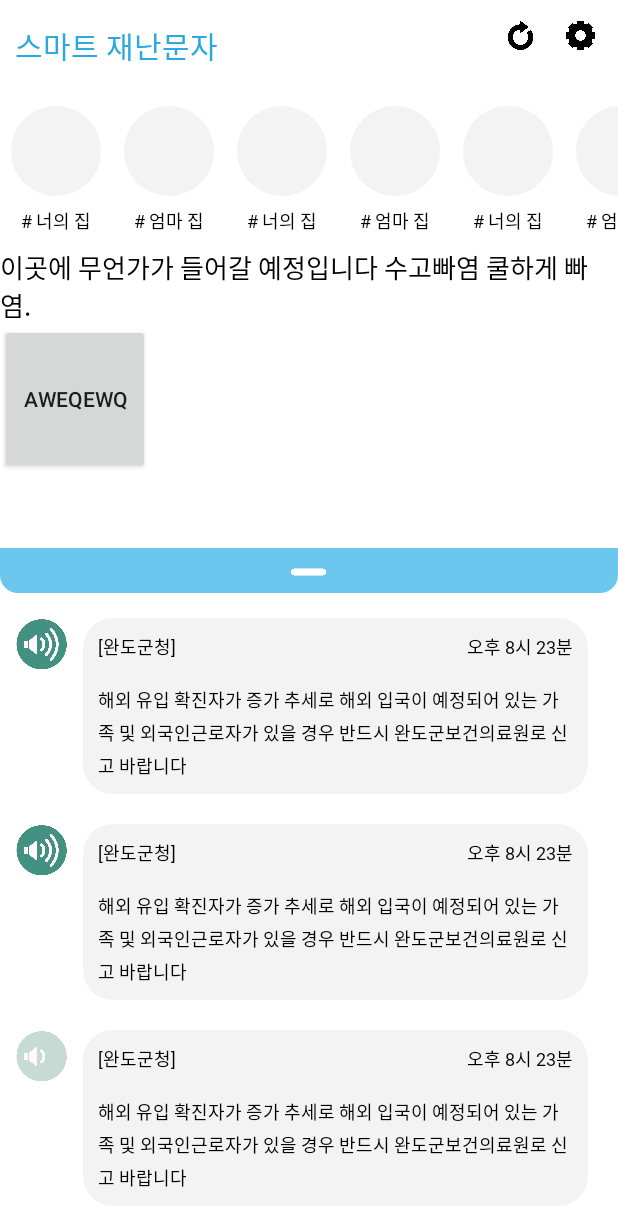
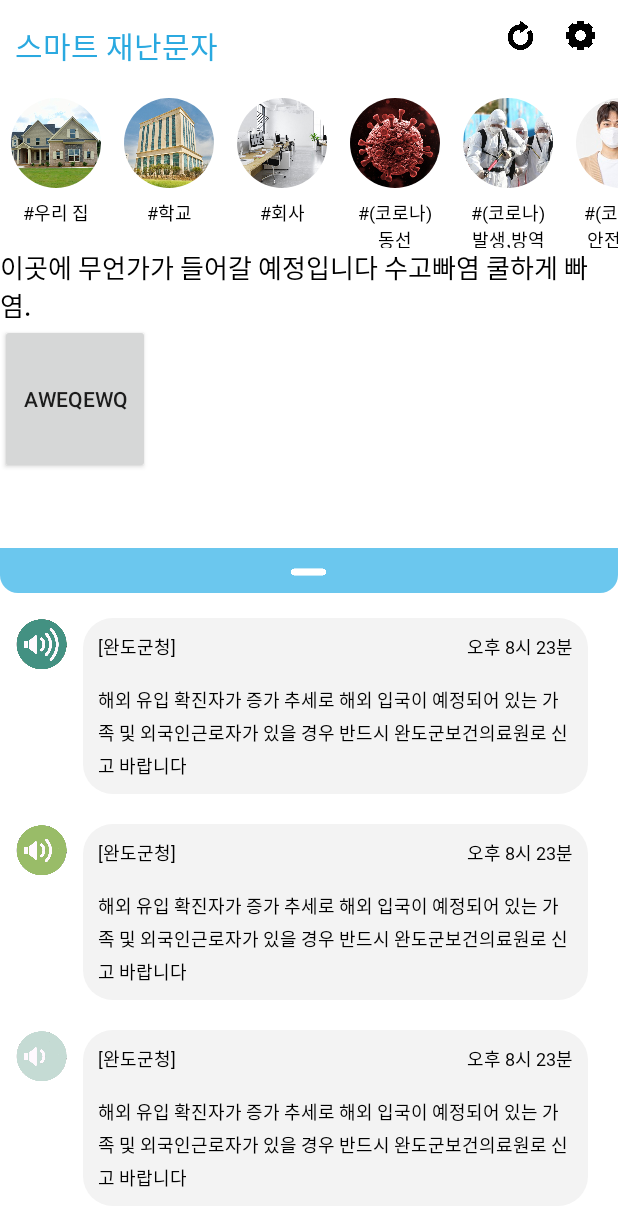
Before and after one commit to moeun2/Smart-Emergency-Info-Message, an Android app: the MainActivity screen opened directly, with no data from a screen before it, on a phone screen of 412 x 824 dp. Shown: the top 1226 px of the screen. Run offline under Robolectric (Android 15) with nearby library versions, the phone set to English and light mode, and no system bars; our stand-ins replace CircleImageView; plain views replace SlidingUpPanelLayout.

Commit message:
[add] hashtag item 추가

```diff
--- a/2ndProj/app/build.gradle
+++ b/2ndProj/app/build.gradle
@@ -46,4 +46,7 @@ dependencies {
     //slidinguppannel
     implementation 'com.sothree.slidinguppanel:library:3.4.0'
 
+    //circle image view
+    implementation 'de.hdodenhof:circleimageview:3.1.0'
+
 }
--- a/2ndProj/app/src/main/java/com/passta/a2ndproj/MainActivity.java
+++ b/2ndProj/app/src/main/java/com/passta/a2ndproj/MainActivity.java
@@ -49,6 +49,7 @@ public class MainActivity extends AppCompatActivity {
         msgRecyclerView.setAdapter(oneDayMsgRecyclerViewAdapter);
 
     }
+
     private void setStatusBar() {
         View view = getWindow().getDecorView();
         view.setSystemUiVisibility(View.SYSTEM_UI_FLAG_LIGHT_STATUS_BAR);
@@ -61,10 +62,15 @@ public class MainActivity extends AppCompatActivity {
 
         // 해시태크 원 가데이터
         hashtagDataList = new ArrayList<>();
-        for (int i = 0; i < 5; i++) {
-            hashtagDataList.add(new Hashtag_VO("너의 집"));
-            hashtagDataList.add(new Hashtag_VO("엄마 집"));
-        }
+
+        hashtagDataList.add(new Hashtag_VO("우리 집",R.drawable.home));
+        hashtagDataList.add(new Hashtag_VO("학교",R.drawable.school));
+        hashtagDataList.add(new Hashtag_VO("회사",R.drawable.company));
+        hashtagDataList.add(new Hashtag_VO("(코로나)\n동선",R.drawable.coronavirus));
+        hashtagDataList.add(new Hashtag_VO("(코로나)\n발생,방역",R.drawable.prevention));
+        hashtagDataList.add(new Hashtag_VO("(코로나)\n안전수칙",R.drawable.mask_man));
+        hashtagDataList.add(new Hashtag_VO("경제,금융",R.drawable.economy));
+        hashtagDataList.add(new Hashtag_VO("재난,날씨",R.drawable.disaster));
 
         oneDayMsgDataList = new ArrayList<>();
 
@@ -72,17 +78,13 @@ public class MainActivity extends AppCompatActivity {
             msgDataList = new ArrayList<>();
             for (int i = 0; i < 3; i++) {
 
-                if (i == 0){
+                if (i == 0) {
                     msgDataList.add(new Msg_VO("오후 8시 23분", "해외 유입 확진자가 증가 추세로 해외 입국이 예정되어 있는 가족 및" +
                             " 외국인근로자가 있을 경우 반드시 완도군보건의료원로 신고 바랍니다", "[완도군청]", R.drawable.level1));
-                }
-
-                else if(i==1){
+                } else if (i == 1) {
                     msgDataList.add(new Msg_VO("오후 8시 23분", "해외 유입 확진자가 증가 추세로 해외 입국이 예정되어 있는 가족 및" +
-                            " 외국인근로자가 있을 경우 반드시 완도군보건의료원로 신고 바랍니다", "[완도군청]", R.drawable.level3));
-                }
-
-                else{
+                            " 외국인근로자가 있을 경우 반드시 완도군보건의료원로 신고 바랍니다", "[완도군청]", R.drawable.level2));
+                } else {
                     msgDataList.add(new Msg_VO("오후 8시 23분", "해외 유입 확진자가 증가 추세로 해외 입국이 예정되어 있는 가족 및" +
                             " 외국인근로자가 있을 경우 반드시 완도군보건의료원로 신고 바랍니다", "[완도군청]", R.drawable.level3));
                 }
--- a/2ndProj/app/src/main/java/com/passta/a2ndproj/main/HashtagRecyclerViewAdapter.java
+++ b/2ndProj/app/src/main/java/com/passta/a2ndproj/main/HashtagRecyclerViewAdapter.java
@@ -1,9 +1,11 @@
 package com.passta.a2ndproj.main;
 
 import android.content.Context;
+import android.provider.ContactsContract;
 import android.view.LayoutInflater;
 import android.view.View;
 import android.view.ViewGroup;
+import android.widget.ImageView;
 import android.widget.TextView;
 import com.passta.a2ndproj.R;
 import androidx.annotation.NonNull;
@@ -36,7 +38,8 @@ public class HashtagRecyclerViewAdapter extends RecyclerView.Adapter<HashtagRecy
 
     @Override
     public void onBindViewHolder(@NonNull HasgtagCircleViewHolder viewHolder, int position) {
-        viewHolder.name.setText("# " + arrayList.get(position).getHashtagText() );
+        viewHolder.name.setText("#" + arrayList.get(position).getHashtagText() );
+        viewHolder.circleImageView.setImageResource(arrayList.get(position).getCircleImageViewId());
     }
 
     @Override
@@ -47,10 +50,12 @@ public class HashtagRecyclerViewAdapter extends RecyclerView.Adapter<HashtagRecy
     public static class HasgtagCircleViewHolder extends RecyclerView.ViewHolder {
 
         protected TextView name;
+        protected ImageView circleImageView;
 
         public HasgtagCircleViewHolder(@NonNull View itemView) {
             super(itemView);
             this.name = (TextView) itemView.findViewById(R.id.name_item_hashtag_list);
+            this.circleImageView = (ImageView) itemView.findViewById(R.id.circle_item_hashtag_list);
         }
     }
 }
--- a/2ndProj/app/src/main/java/com/passta/a2ndproj/main/Hashtag_VO.java
+++ b/2ndProj/app/src/main/java/com/passta/a2ndproj/main/Hashtag_VO.java
@@ -2,9 +2,11 @@ package com.passta.a2ndproj.main;
 
 public class Hashtag_VO {
     private String hashtagText;
+    private int circleImageViewId;
 
-    public Hashtag_VO(String hashtagText) {
+    public Hashtag_VO(String hashtagText, int circleImageViewId) {
         this.hashtagText = hashtagText;
+        this.circleImageViewId = circleImageViewId;
     }
 
     public String getHashtagText() {
@@ -14,4 +16,12 @@ public class Hashtag_VO {
     public void setHashtagText(String hashtagText) {
         this.hashtagText = hashtagText;
     }
+
+    public int getCircleImageViewId() {
+        return circleImageViewId;
+    }
+
+    public void setCircleImageViewId(int circleImageViewId) {
+        this.circleImageViewId = circleImageViewId;
+    }
 }
--- a/2ndProj/app/src/main/res/layout/item_hashtag_circle_list.xml
+++ b/2ndProj/app/src/main/res/layout/item_hashtag_circle_list.xml
@@ -1,35 +1,33 @@
 <?xml version="1.0" encoding="utf-8"?>
-<LinearLayout
-    xmlns:android="http://schemas.android.com/apk/res/android"
+<LinearLayout xmlns:android="http://schemas.android.com/apk/res/android"
     android:layout_width="75dp"
-    android:layout_height="90dp"
+    android:layout_height="wrap_content"
     android:background="@color/white"
     android:orientation="vertical">
 
-    <LinearLayout
+    <de.hdodenhof.circleimageview.CircleImageView
+        android:id="@+id/circle_item_hashtag_list"
         android:layout_width="60dp"
         android:layout_height="60dp"
+        android:src="@drawable/mask_man"
         android:layout_gravity="center"
-        android:layout_marginTop="5dp"
-        android:background="@drawable/background_hashtag_circle_item">
-
-
-    </LinearLayout>
-
+        />
 
     <TextView
         android:id="@+id/name_item_hashtag_list"
         android:layout_width="match_parent"
         android:layout_height="wrap_content"
+        android:layout_marginLeft="3dp"
+        android:layout_marginTop="7dp"
+        android:layout_marginRight="3dp"
+        android:ellipsize="end"
+        android:fontFamily="@font/nanumsquarer"
         android:gravity="center"
-        android:text="# HOME"
+        android:maxLines="2"
+        android:text="# HOME\nHoew"
         android:textColor="@color/black"
-        android:textSize="12dp"
-        android:fontFamily="@font/nanumsquarer"
 
-        android:layout_marginTop="7dp"
-        />
-
+        android:textSize="12dp" />
 
 
 </LinearLayout>
```
Also changed, not shown: 2ndProj/app/src/main/res/drawable/company.jpg (added), 2ndProj/app/src/main/res/drawable/coronavirus.jpg (added), 2ndProj/app/src/main/res/drawable/disaster.jpg (added), 2ndProj/app/src/main/res/drawable/economy.jpg (added), 2ndProj/app/src/main/res/drawable/home.jpg (added), 2ndProj/app/src/main/res/drawable/mask_man.jpg (added), 2ndProj/app/src/main/res/drawable/prevention.jpg (added), 2ndProj/app/src/main/res/drawable/school.jpg (added).
